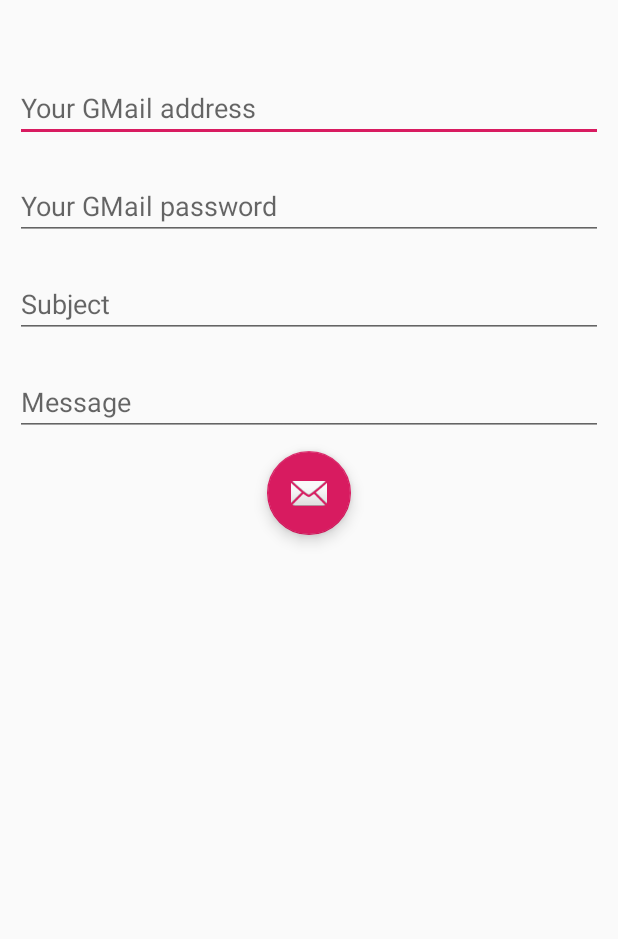
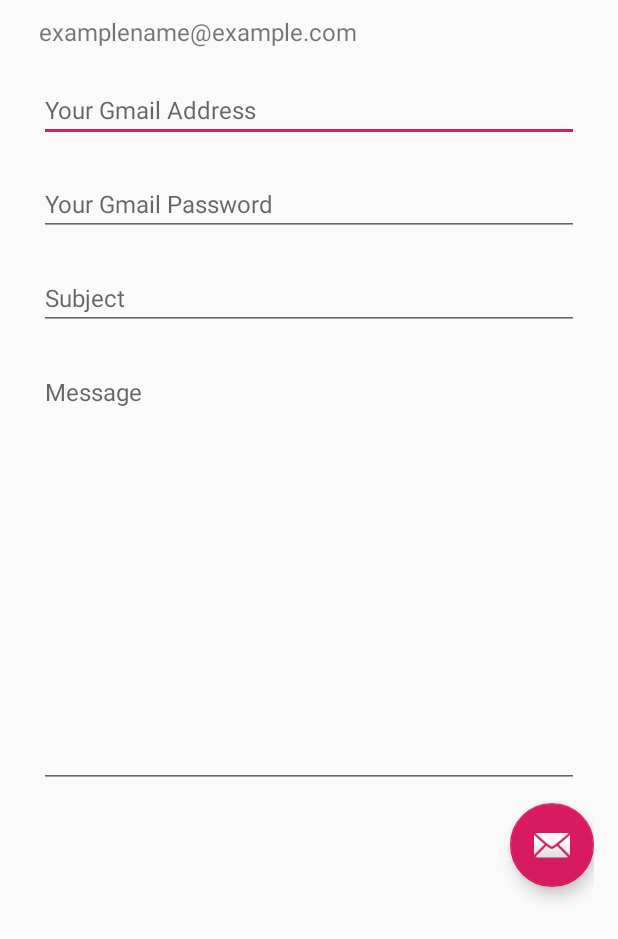
Before and after one commit to Armor9D/CPSC312Project, an Android app: the layout activity_java_mail.xml on its own in the app's theme, with its tools: preview values and no code run, on a phone screen of 412 x 824 dp. Shown: the top 939 px of the screen. Run offline under Robolectric (Android 15) with nearby library versions, the phone set to English and light mode, and no system bars.

Commit message:
Version 0.9

```diff
--- a/app/src/main/java/com/example/contacts/JavaMailActivity.java
+++ b/app/src/main/java/com/example/contacts/JavaMailActivity.java
@@ -7,6 +7,7 @@ import android.os.Bundle;
 import android.view.View;
 import android.widget.EditText;
 import android.widget.TextView;
+import android.widget.Toast;
 
 import com.google.android.material.floatingactionbutton.FloatingActionButton;
 
@@ -40,6 +41,10 @@ public class JavaMailActivity extends AppCompatActivity {
         sendFloatingActionButton.setOnClickListener(new View.OnClickListener() {
             @Override
             public void onClick(View v) {
+                if (mailEditText.getText().toString().trim().equals("") || passwordEditText.getText().toString().equals("")) {
+                    Toast.makeText(JavaMailActivity.this, "Please enter your username and password.", Toast.LENGTH_SHORT).show();
+                }
+                else {
                     Utils.EMAIL = mailEditText.getText().toString().trim();
                     Utils.PASSWORD = passwordEditText.getText().toString();
                     String subject = subjectEditText.getText().toString().trim();
@@ -48,6 +53,7 @@ public class JavaMailActivity extends AppCompatActivity {
                     // send email
                     JavaMailAPI javaMailAPI = new JavaMailAPI(JavaMailActivity.this, gmailAddress, subject, message);
                     javaMailAPI.execute();
+                }
             }
         });
     }
--- a/app/src/main/res/layout/activity_java_mail.xml
+++ b/app/src/main/res/layout/activity_java_mail.xml
@@ -5,22 +5,27 @@
     android:layout_width="match_parent"
     android:layout_height="match_parent"
     android:orientation="vertical"
+    android:paddingStart="16dp"
+    android:paddingEnd="16dp"
     tools:context=".JavaMailActivity">
 
     <TextView
         android:id="@+id/recipientTextView"
         android:layout_width="match_parent"
         android:layout_height="wrap_content"
-        android:layout_margin="10dp" />
+        android:layout_margin="10dp"
+        android:text="@string/example_email_address"
+        android:textSize="16sp" />
 
     <EditText
         android:id="@+id/mailEditText"
         android:layout_width="match_parent"
         android:layout_height="wrap_content"
         android:layout_margin="10dp"
-        android:hint="Your GMail address"
+        android:hint="@string/gmail_address"
         android:inputType="textEmailAddress"
-        android:singleLine="true" />
+        android:singleLine="true"
+        android:textSize="16sp" />
 
     <EditText
         android:id="@+id/passwordEditText"
@@ -28,34 +33,41 @@
         android:layout_height="wrap_content"
         android:layout_margin="10dp"
         android:ems="10"
-        android:hint="Your GMail password"
+        android:hint="@string/gmail_password"
         android:inputType="textPassword"
-        android:singleLine="true" />
+        android:singleLine="true"
+        android:textSize="16sp" />
 
     <EditText
         android:id="@+id/subjectEditText"
         android:layout_width="match_parent"
         android:layout_height="wrap_content"
         android:layout_margin="10dp"
-        android:hint="Subject"
+        android:hint="@string/email_subject"
         android:inputType="text"
-        android:singleLine="true" />
+        android:singleLine="true"
+        android:textSize="16sp" />
 
     <EditText
         android:id="@+id/messageEditText"
         android:layout_width="match_parent"
         android:layout_height="wrap_content"
         android:layout_margin="10dp"
-        android:hint="Message"
-        android:inputType="text"
-        android:singleLine="false" />
+        android:hint="@string/email_message"
+        android:gravity="top"
+        android:inputType="textMultiLine"
+        android:minLines="14"
+        android:maxLines="14"
+        android:singleLine="false"
+        android:textSize="16sp" />
 
     <com.google.android.material.floatingactionbutton.FloatingActionButton
         android:id="@+id/sendFloatingActionButton"
-        android:layout_width="match_parent"
-        android:layout_height="wrap_content"
-        android:layout_gravity="center"
+        android:layout_width="wrap_content"
+        android:layout_height="match_parent"
+        android:layout_gravity="end"
         android:clickable="true"
+        android:focusable="true"
         app:srcCompat="@android:drawable/ic_dialog_email" />
 
 </LinearLayout>
--- a/app/src/main/res/layout/activity_main.xml
+++ b/app/src/main/res/layout/activity_main.xml
@@ -4,6 +4,7 @@
     xmlns:tools="http://schemas.android.com/tools"
     android:layout_width="match_parent"
     android:layout_height="wrap_content"
+    android:padding="16dp"
     android:columnCount="1"
     tools:context=".MainActivity">
 
--- a/app/src/main/res/values/strings.xml
+++ b/app/src/main/res/values/strings.xml
@@ -4,14 +4,18 @@
     <string name="add_contact">Add New Contact</string>
     <string name="call">Call</string>
     <string name="email">eMail: </string>
+    <string name="email_message">Message</string>
     <string name="email_send">eMail</string>
+    <string name="email_subject">Subject</string>
     <string name="example_address">1234 Example Street</string>
     <string name="example_email_address">examplename@example.com</string>
     <string name="example_name">Example Name</string>
     <string name="example_phone_number">###-###-####</string>
+    <string name="find">Find</string>
+    <string name="gmail_address">Your Gmail Address</string>
+    <string name="gmail_password">Your Gmail Password</string>
     <string name="name">Name: </string>
     <string name="placeholder_name">Placeholder Name</string>
     <string name="phone_number">Phone Number: </string>
     <string name="save_contact">Save Contact</string>
-    <string name="find">Find</string>
 </resources>
```
Also changed, not shown: app/src/main/res/layout/activity_contact.xml (+19 -9 lines), app/src/main/res/layout/activity_edit.xml (+10 -0 lines). Lines whose indentation alone changed are shown as unchanged.
